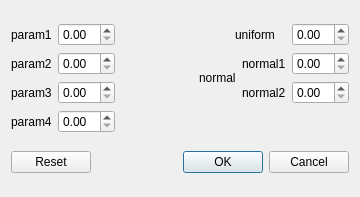
The window that advanceddialog.ui (wgml/kolejki) describes before a commit, drawn with Qt 5.
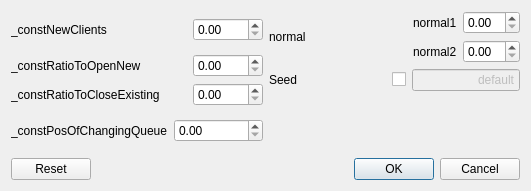
The same window after the commit.

The edit to the form file:
```diff
--- a/advanceddialog.ui
+++ b/advanceddialog.ui
@@ -6,24 +6,24 @@
    <rect>
     <x>0</x>
     <y>0</y>
-    <width>360</width>
-    <height>197</height>
+    <width>531</width>
+    <height>191</height>
    </rect>
   </property>
   <property name="windowTitle">
    <string>Dialog</string>
   </property>
-  <layout class="QGridLayout" name="gridLayout">
-   <item row="0" column="0">
-    <layout class="QVBoxLayout" name="verticalLayout_3">
+  <layout class="QVBoxLayout" name="verticalLayout_5">
+   <item>
+    <layout class="QHBoxLayout" name="horizontalLayout_5">
      <item>
-      <layout class="QHBoxLayout" name="horizontalLayout_9">
+      <layout class="QVBoxLayout" name="verticalLayout_4">
        <item>
         <layout class="QHBoxLayout" name="horizontalLayout">
          <item>
           <widget class="QLabel" name="label_7">
            <property name="text">
-            <string>param1</string>
+            <string>_constNewClients</string>
            </property>
           </widget>
          </item>
@@ -33,52 +33,6 @@
             <enum>Qt::Horizontal</enum>
            </property>
            <property name="sizeType">
-            <enum>QSizePolicy::Preferred</enum>
-           </property>
-           <property name="sizeHint" stdset="0">
-            <size>
-             <width>0</width>
-             <height>20</height>
-            </size>
-           </property>
-          </spacer>
-         </item>
-         <item>
-          <widget class="QDoubleSpinBox" name="doubleSpinBox"/>
-         </item>
-        </layout>
-       </item>
-       <item>
-        <spacer name="horizontalSpacer_10">
-         <property name="orientation">
-          <enum>Qt::Horizontal</enum>
-         </property>
-         <property name="sizeType">
-          <enum>QSizePolicy::MinimumExpanding</enum>
-         </property>
-         <property name="sizeHint" stdset="0">
-          <size>
-           <width>0</width>
-           <height>20</height>
-          </size>
-         </property>
-        </spacer>
-       </item>
-       <item>
-        <layout class="QHBoxLayout" name="horizontalLayout_5">
-         <item>
-          <widget class="QLabel" name="label_4">
-           <property name="text">
-            <string>uniform</string>
-           </property>
-          </widget>
-         </item>
-         <item>
-          <spacer name="horizontalSpacer_5">
-           <property name="orientation">
-            <enum>Qt::Horizontal</enum>
-           </property>
-           <property name="sizeType">
             <enum>QSizePolicy::MinimumExpanding</enum>
            </property>
            <property name="sizeHint" stdset="0">
@@ -90,14 +44,17 @@
           </spacer>
          </item>
          <item>
-          <widget class="QDoubleSpinBox" name="doubleSpinBox_5"/>
+          <widget class="QDoubleSpinBox" name="constNewClients">
+           <property name="minimumSize">
+            <size>
+             <width>70</width>
+             <height>0</height>
+            </size>
+           </property>
+          </widget>
          </item>
         </layout>
        </item>
-      </layout>
-     </item>
-     <item>
-      <layout class="QHBoxLayout" name="horizontalLayout_11">
        <item>
         <layout class="QVBoxLayout" name="verticalLayout_2">
          <item>
@@ -105,7 +62,7 @@
            <item>
             <widget class="QLabel" name="label">
              <property name="text">
-              <string>param2</string>
+              <string>_constRatioToOpenNew</string>
              </property>
             </widget>
            </item>
@@ -126,7 +83,14 @@
             </spacer>
            </item>
            <item>
-            <widget class="QDoubleSpinBox" name="doubleSpinBox_2"/>
+            <widget class="QDoubleSpinBox" name="constToOpen">
+             <property name="minimumSize">
+              <size>
+               <width>70</width>
+               <height>0</height>
+              </size>
+             </property>
+            </widget>
            </item>
           </layout>
          </item>
@@ -135,7 +99,7 @@
            <item>
             <widget class="QLabel" name="label_2">
              <property name="text">
-              <string>param3</string>
+              <string>_constRatioToCloseExisting</string>
              </property>
             </widget>
            </item>
@@ -153,28 +117,60 @@
             </spacer>
            </item>
            <item>
-            <widget class="QDoubleSpinBox" name="doubleSpinBox_3"/>
+            <widget class="QDoubleSpinBox" name="constToClose">
+             <property name="minimumSize">
+              <size>
+               <width>70</width>
+               <height>0</height>
+              </size>
+             </property>
+            </widget>
            </item>
           </layout>
          </item>
         </layout>
        </item>
        <item>
-        <spacer name="horizontalSpacer_8">
-         <property name="orientation">
-          <enum>Qt::Horizontal</enum>
-         </property>
-         <property name="sizeType">
-          <enum>QSizePolicy::MinimumExpanding</enum>
-         </property>
-         <property name="sizeHint" stdset="0">
-          <size>
-           <width>0</width>
-           <height>20</height>
-          </size>
-         </property>
-        </spacer>
+        <layout class="QHBoxLayout" name="horizontalLayout_4">
+         <item>
+          <widget class="QLabel" name="label_3">
+           <property name="text">
+            <string>_constPosOfChangingQueue</string>
+           </property>
+          </widget>
+         </item>
+         <item>
+          <spacer name="horizontalSpacer_4">
+           <property name="orientation">
+            <enum>Qt::Horizontal</enum>
+           </property>
+           <property name="sizeType">
+            <enum>QSizePolicy::Preferred</enum>
+           </property>
+           <property name="sizeHint" stdset="0">
+            <size>
+             <width>0</width>
+             <height>20</height>
+            </size>
+           </property>
+          </spacer>
+         </item>
+         <item>
+          <widget class="QDoubleSpinBox" name="constChanging">
+           <property name="minimumSize">
+            <size>
+             <width>70</width>
+             <height>0</height>
+            </size>
+           </property>
+          </widget>
+         </item>
+        </layout>
        </item>
+      </layout>
+     </item>
+     <item>
+      <layout class="QVBoxLayout" name="verticalLayout_3">
        <item>
         <layout class="QHBoxLayout" name="horizontalLayout_8">
          <item>
@@ -184,22 +180,6 @@
            </property>
           </widget>
          </item>
-         <item>
-          <spacer name="horizontalSpacer_9">
-           <property name="orientation">
-            <enum>Qt::Horizontal</enum>
-           </property>
-           <property name="sizeType">
-            <enum>QSizePolicy::Expanding</enum>
-           </property>
-           <property name="sizeHint" stdset="0">
-            <size>
-             <width>0</width>
-             <height>20</height>
-            </size>
-           </property>
-          </spacer>
-         </item>
          <item>
           <spacer name="horizontalSpacer_6">
            <property name="orientation">
@@ -250,27 +230,20 @@
          </item>
         </layout>
        </item>
-      </layout>
-     </item>
-     <item>
-      <layout class="QHBoxLayout" name="horizontalLayout_10">
        <item>
-        <layout class="QHBoxLayout" name="horizontalLayout_4">
+        <layout class="QHBoxLayout" name="horizontalLayout_9">
          <item>
-          <widget class="QLabel" name="label_3">
+          <widget class="QLabel" name="label_9">
            <property name="text">
-            <string>param4</string>
+            <string>Seed</string>
            </property>
           </widget>
          </item>
          <item>
-          <spacer name="horizontalSpacer_4">
+          <spacer name="horizontalSpacer_11">
            <property name="orientation">
             <enum>Qt::Horizontal</enum>
            </property>
-           <property name="sizeType">
-            <enum>QSizePolicy::Preferred</enum>
-           </property>
            <property name="sizeHint" stdset="0">
             <size>
              <width>0</width>
@@ -280,22 +253,42 @@
           </spacer>
          </item>
          <item>
-          <widget class="QDoubleSpinBox" name="doubleSpinBox_4"/>
+          <widget class="QCheckBox" name="checkBox">
+           <property name="layoutDirection">
+            <enum>Qt::RightToLeft</enum>
+           </property>
+           <property name="text">
+            <string/>
+           </property>
+          </widget>
+         </item>
+         <item>
+          <widget class="QLineEdit" name="seedValue">
+           <property name="enabled">
+            <bool>false</bool>
+           </property>
+           <property name="layoutDirection">
+            <enum>Qt::LeftToRight</enum>
+           </property>
+           <property name="text">
+            <string>default</string>
+           </property>
+           <property name="alignment">
+            <set>Qt::AlignRight|Qt::AlignTrailing|Qt::AlignVCenter</set>
+           </property>
+          </widget>
          </item>
         </layout>
        </item>
        <item>
-        <spacer name="horizontalSpacer_7">
+        <spacer name="verticalSpacer">
          <property name="orientation">
-          <enum>Qt::Horizontal</enum>
-         </property>
-         <property name="sizeType">
-          <enum>QSizePolicy::MinimumExpanding</enum>
+          <enum>Qt::Vertical</enum>
          </property>
          <property name="sizeHint" stdset="0">
           <size>
-           <width>0</width>
-           <height>20</height>
+           <width>20</width>
+           <height>0</height>
           </size>
          </property>
         </spacer>
@@ -304,7 +297,7 @@
      </item>
     </layout>
    </item>
-   <item row="1" column="0">
+   <item>
     <widget class="QDialogButtonBox" name="buttonBox">
      <property name="orientation">
       <enum>Qt::Horizontal</enum>
```
Left out of the diff: 61 changed lines with no effect on the pictures.
